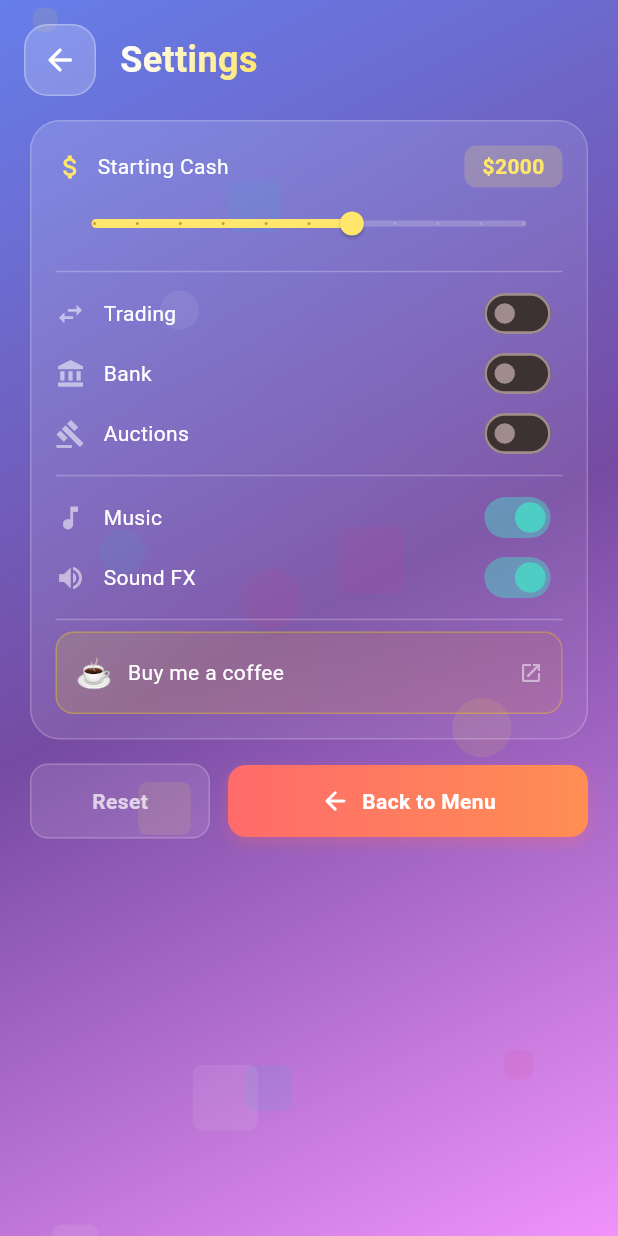
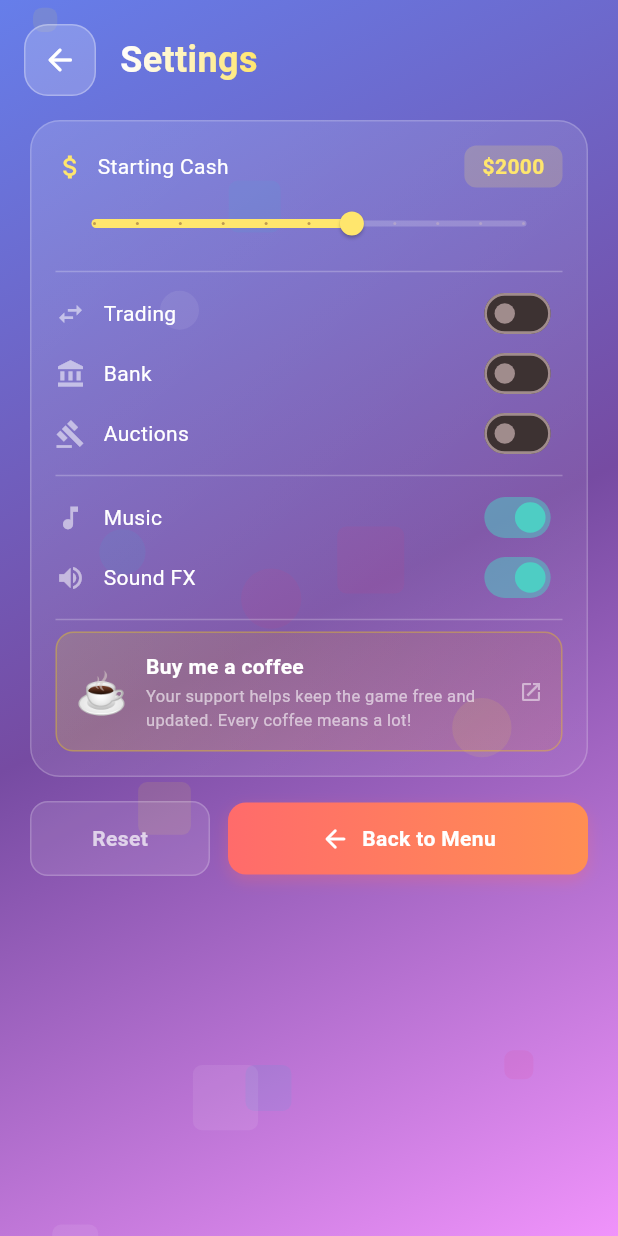
Before and after one commit to TwanstCodess/mm-monopoly, a Flutter app: the SettingsScreen screen opened directly with empty values, on a phone screen of 412 x 824 dp. Run offline on Flutter 3.47's test engine with Material 3 defaults, Android fonts, the light colour scheme and no system bars; our stand-ins replace audioplayers, image_picker, shared_preferences; accounts and stored records are empty; Roboto replaces fonts that are missing (Nunito).

Commit message:
add: support message in buy coffee section

```diff
--- a/lib/screens/settings_screen.dart
+++ b/lib/screens/settings_screen.dart
@@ -224,7 +224,7 @@ class _SettingsScreenState extends State<SettingsScreen> with SingleTickerProvid
         },
         borderRadius: BorderRadius.circular(12),
         child: Container(
-          padding: const EdgeInsets.symmetric(vertical: 12, horizontal: 12),
+          padding: const EdgeInsets.all(12),
           decoration: BoxDecoration(
             gradient: LinearGradient(
               colors: [const Color(0xFFFFDD00).withOpacity(0.15), const Color(0xFFFF8C00).withOpacity(0.1)],
@@ -234,10 +234,22 @@ class _SettingsScreenState extends State<SettingsScreen> with SingleTickerProvid
           ),
           child: Row(
             children: [
-              const Text('☕', style: TextStyle(fontSize: 20)),
-              const SizedBox(width: 10),
-              const Text('Buy me a coffee', style: TextStyle(color: Colors.white, fontSize: 14)),
-              const Spacer(),
+              const Text('☕', style: TextStyle(fontSize: 28)),
+              const SizedBox(width: 12),
+              Expanded(
+                child: Column(
+                  crossAxisAlignment: CrossAxisAlignment.start,
+                  children: [
+                    const Text('Buy me a coffee', style: TextStyle(color: Colors.white, fontSize: 14, fontWeight: FontWeight.bold)),
+                    const SizedBox(height: 2),
+                    Text(
+                      'Your support helps keep the game free and updated. Every coffee means a lot!',
+                      style: TextStyle(color: Colors.white.withOpacity(0.6), fontSize: 11),
+                    ),
+                  ],
+                ),
+              ),
+              const SizedBox(width: 8),
               Icon(Icons.open_in_new, color: Colors.white.withOpacity(0.5), size: 16),
             ],
           ),
```
